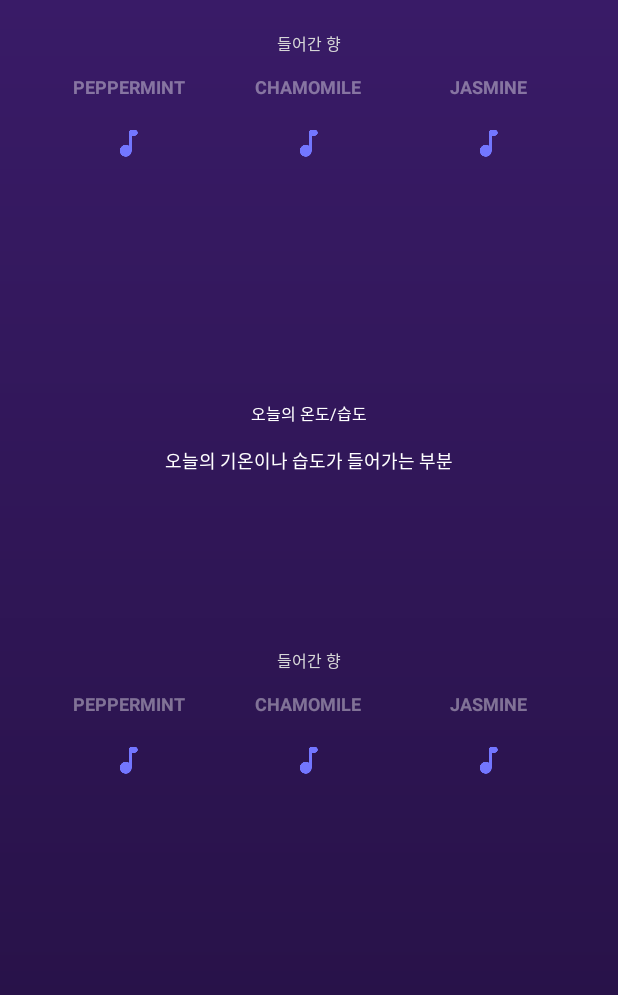
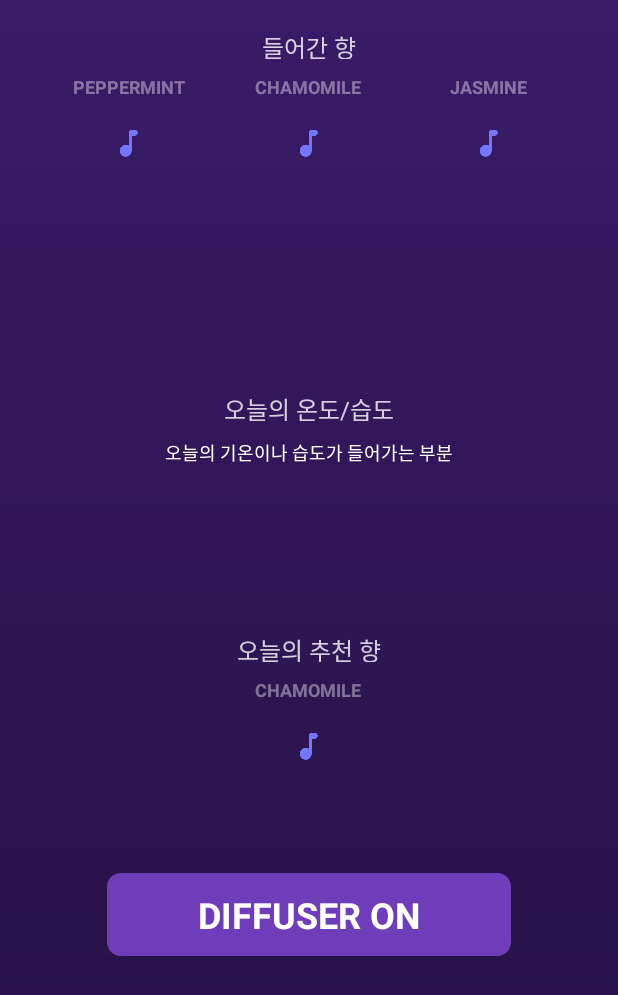
Before and after one commit to DDAMDOO/mollo, an Android app: the DiffuserInfo screen opened directly, with no data from a screen before it, on a phone screen of 412 x 824 dp. Shown: the top 995 px of the screen. Run offline under Robolectric (Android 15) with nearby library versions, the phone set to English and light mode, and no system bars; Roboto replaces fonts that are not available here.

Commit message:
simple UI finished & temperature info parsing finished

```diff
--- a/app/src/main/java/themollo/app/mollo/DiffuserInfo.java
+++ b/app/src/main/java/themollo/app/mollo/DiffuserInfo.java
@@ -42,7 +42,7 @@ public class DiffuserInfo extends AppCompatActivity {
                         } catch (IOException e) {
                             e.printStackTrace();
                         }
-                        Temperature = "온도, 풍향, 풍량, 습도, 강수량\n"+contents_temp.text() + "\n";//+contents_other.text()+"\n";
+                        Temperature = "온도\t\t 풍향, 풍량\t\t 습도\t\t 강수량\n"+contents_temp.text() + "\n";//+contents_other.text()+"\n";
 
                         return null;
                     }
--- a/app/src/main/res/layout/activity_diffuser_info.xml
+++ b/app/src/main/res/layout/activity_diffuser_info.xml
@@ -3,9 +3,9 @@
     xmlns:tools="http://schemas.android.com/tools"
     android:layout_width="match_parent"
     android:layout_height="match_parent"
+    android:background="@drawable/base_background_gradient"
     android:orientation="vertical"
     android:weightSum="5"
-    android:background="@drawable/base_background_gradient"
     tools:context="themollo.app.mollo.analysis.MonthlyAnalysisFragment">
 
     <LinearLayout
@@ -33,9 +33,10 @@
 
                     android:gravity="center"
                     android:text="@string/diffuser_smell"
-                    android:textColor="@color/red_btn_bg_color"
-                    android:textSize="10.5sp" />
-                <!--android:alpha="0.4"-->
+                    android:textColor="@color/white"
+                    android:alpha="0.8"
+                    android:textSize="16sp" />
+
                 <LinearLayout
                     android:id="@+id/llScentContainer"
                     android:layout_width="match_parent"
@@ -196,8 +197,9 @@
                     android:gravity="center"
                     android:text="@string/today_temporature"
                     android:textColor="@color/white"
-                    android:textSize="10.5sp" />
-                <!--android:alpha="0.4"-->
+                    android:alpha="0.8"
+                    android:textSize="16sp" />
+
                 <LinearLayout
                     android:id="@+id/temperatureContainer"
                     android:layout_width="match_parent"
@@ -212,10 +214,9 @@
                         android:layout_height="match_parent"
                         android:layout_marginTop="12dp"
                         android:gravity="center"
+                        android:text="오늘의 기온이나 습도가 들어가는 부분"
                         android:textColor="@color/white"
-                        android:textSize="12sp"
-                        android:text="오늘의 기온이나 습도가 들어가는 부분"
-                        />
+                        android:textSize="12sp" />
 
 
                 </LinearLayout>
@@ -228,6 +229,14 @@
 
     </LinearLayout>
 
+
+    <LinearLayout
+        android:layout_width="match_parent"
+        android:layout_height="0dp"
+        android:layout_weight="1"
+        android:orientation="vertical">
+
+
         <RelativeLayout
             android:layout_width="match_parent"
             android:layout_height="0dp"
@@ -235,7 +244,7 @@
 
 
             <RelativeLayout
-            android:id="@+id/llRecommandScentContainer"
+                android:id="@+id/llRecommandScent"
                 android:layout_width="match_parent"
                 android:layout_height="wrap_content"
                 android:layout_marginTop="19.5dp">
@@ -252,12 +261,13 @@
                         android:layout_height="20dp"
 
                         android:gravity="center"
-                    android:text="@string/diffuser_smell"
-                    android:textColor="@color/red_btn_bg_color"
-                    android:textSize="10.5sp" />
-                <!--android:alpha="0.4"-->
+                        android:text="@string/recomment_smell"
+                        android:textColor="@color/white"
+                        android:alpha="0.8"
+                        android:textSize="16sp" />
+
                     <LinearLayout
-                    android:id="@+id/llSleepHourContainer"
+                        android:id="@+id/llRecommandScentContainer"
                         android:layout_width="match_parent"
                         android:layout_height="wrap_content"
                         android:layout_marginTop="20dp"
@@ -265,51 +275,14 @@
                         android:weightSum="3">
 
                         <RelativeLayout
-                        android:layout_width="0dp"
+                            android:id="@+id/rc_frame"
+                            android:layout_width="match_parent"
                             android:layout_height="match_parent"
-                        android:layout_weight="1">
+                            android:layout_weight="1"
+                            android:gravity="center">
 
                             <TextView
-                            android:id="@+id/scent_frame1"
-                            android:layout_width="wrap_content"
-                            android:layout_height="wrap_content"
-                            android:layout_centerHorizontal="true"
-                            android:layout_marginTop="10dp"
-                            android:alpha="0.4"
-                            android:text="@string/peppermint"
-                            android:textColor="#fff"
-                            android:textSize="12dp"
-                            android:textStyle="bold" />
-
-
-                        <LinearLayout
-                            android:layout_width="wrap_content"
-                            android:layout_height="wrap_content"
-                            android:layout_below="@id/scent_frame1"
-                            android:layout_centerHorizontal="true"
-                            android:orientation="horizontal">
-
-                            <ImageView
-                                android:id="@+id/scent1"
-                                android:layout_width="wrap_content"
-                                android:layout_height="39dp"
-                                android:layout_gravity="center_vertical"
-                                android:layout_marginTop="6.5dp"
-                                android:src="@mipmap/btn_music" />
-
-
-                        </LinearLayout>
-
-
-                    </RelativeLayout>
-
-                    <RelativeLayout
-                        android:layout_width="0dp"
-                        android:layout_height="match_parent"
-                        android:layout_weight="1">
-
-                        <TextView
-                            android:id="@+id/scent_frame2"
+                                android:id="@+id/rc_scent_frame"
                                 android:layout_width="wrap_content"
                                 android:layout_height="wrap_content"
                                 android:layout_centerHorizontal="true"
@@ -321,15 +294,15 @@
                                 android:textStyle="bold" />
 
                             <LinearLayout
-                            android:id="@+id/scent_name2"
+                                android:id="@+id/rc_scent_name"
                                 android:layout_width="wrap_content"
                                 android:layout_height="wrap_content"
-                            android:layout_below="@id/scent_frame2"
+                                android:layout_below="@id/rc_scent_frame"
                                 android:layout_centerHorizontal="true"
                                 android:orientation="horizontal">
 
                                 <ImageView
-                                android:id="@+id/scent2"
+                                    android:id="@+id/rc_scent"
                                     android:layout_width="wrap_content"
                                     android:layout_height="39dp"
                                     android:layout_gravity="center_vertical"
@@ -337,48 +310,6 @@
                                     android:src="@mipmap/btn_music" />
 
                             </LinearLayout>
-
-
-                    </RelativeLayout>
-
-
-                    <RelativeLayout
-                        android:layout_width="0dp"
-                        android:layout_height="match_parent"
-                        android:layout_weight="1">
-
-                        <TextView
-                            android:id="@+id/scent_frame3"
-                            android:layout_width="wrap_content"
-                            android:layout_height="wrap_content"
-                            android:layout_centerHorizontal="true"
-                            android:layout_marginTop="10dp"
-                            android:alpha="0.4"
-                            android:text="@string/jasmine"
-                            android:textColor="#fff"
-                            android:textSize="12dp"
-                            android:textStyle="bold" />
-
-                        <LinearLayout
-                            android:id="@+id/scent_name3"
-                            android:layout_width="wrap_content"
-                            android:layout_height="wrap_content"
-                            android:layout_below="@id/scent_frame3"
-                            android:layout_centerHorizontal="true"
-                            android:orientation="horizontal">
-
-                            <ImageView
-                                android:id="@+id/scent3"
-                                android:layout_width="wrap_content"
-                                android:layout_height="39dp"
-                                android:layout_gravity="center_vertical"
-                                android:layout_marginTop="6.5dp"
-                                android:src="@mipmap/btn_music" />
-
-
-                        </LinearLayout>
-
-
                         </RelativeLayout>
 
                     </LinearLayout>
@@ -391,3 +322,26 @@
 
         </RelativeLayout>
     </LinearLayout>
+    <LinearLayout
+        android:layout_width="match_parent"
+        android:layout_height="0dp"
+        android:layout_weight="0.6"
+        android:layout_marginTop="19.5dp"
+        android:orientation="vertical">
+        <TextView
+            android:id="@+id/tvDiffuserOn"
+            android:layout_gravity="center"
+            android:layout_width="269dp"
+            android:layout_height="55.5dp"
+            android:layout_centerHorizontal="true"
+            android:layout_alignParentBottom="true"
+            android:background="@drawable/diffuser_button_background"
+            android:gravity="center"
+            android:lineSpacingExtra="1.5sp"
+            android:layout_marginBottom="131.5dp"
+            android:text="@string/diffuserOn"
+            android:textColor="@color/white"
+            android:textSize="24sp"
+            android:textStyle="bold" />
+    </LinearLayout>
+</LinearLayout>
--- a/app/src/main/res/values/strings.xml
+++ b/app/src/main/res/values/strings.xml
@@ -161,5 +161,7 @@
 
     <!--Diffuser Info-->
     <string name ="diffuser_smell">들어간 향</string>
+    <string name="recomment_smell">오늘의 추천 향</string>
     <string name="today_temporature">오늘의 온도/습도</string>
+    <string name="diffuserOn">DIFFUSER ON</string>
 </resources>
```
Lines whose indentation alone changed are shown as unchanged.
